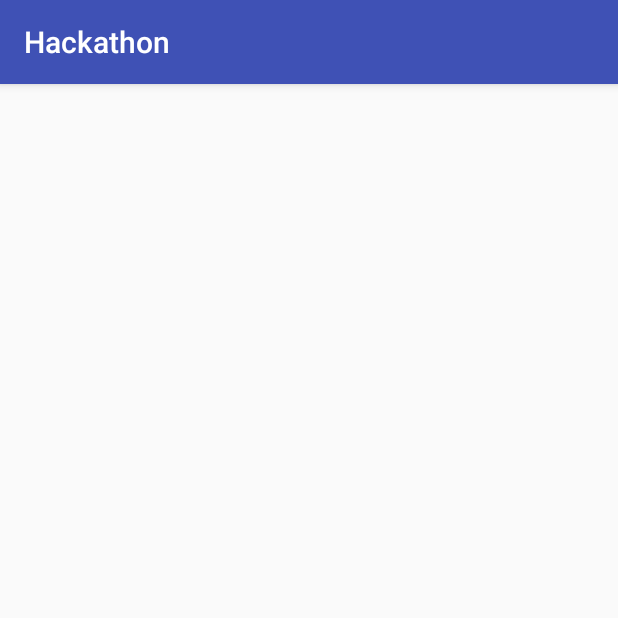
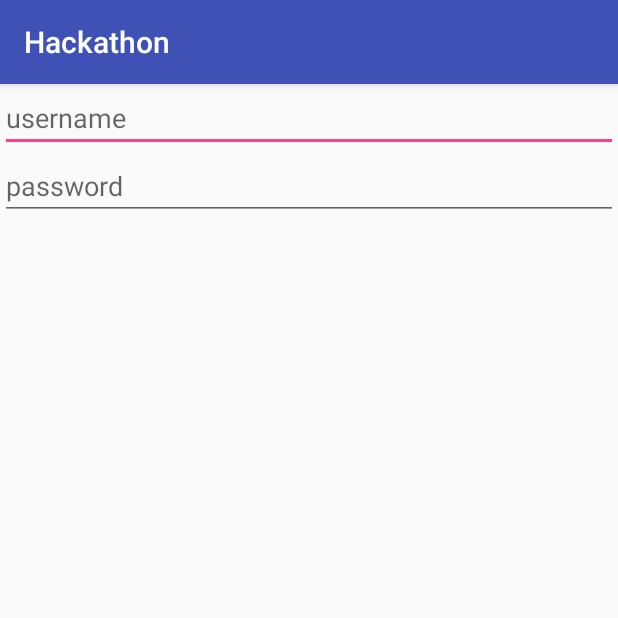
Before and after one commit to thenracker/hackathon, an Android app: the screen it shows after launch (LoginActivity), on a phone screen of 412 x 824 dp, the top half of it. Run offline under Robolectric (Android 15) with nearby library versions, the phone set to English and light mode, and no system bars; our stand-ins replace ButterKnife; libraries missing offline, so code that uses them is left out: com.dropbox.core; 1 statement that could not run was skipped.

Commit message:
Develop: Fix pádu - špatný onCreate

```diff
--- a/app/src/main/java/cz/koci/hackathon/shared/BaseActivity.java
+++ b/app/src/main/java/cz/koci/hackathon/shared/BaseActivity.java
@@ -15,8 +15,8 @@ import butterknife.ButterKnife;
 public abstract class BaseActivity extends AppCompatActivity {
 
     @Override
-    public void onCreate(@Nullable Bundle savedInstanceState, @Nullable PersistableBundle persistentState) {
-        super.onCreate(savedInstanceState, persistentState);
+    protected void onCreate(@Nullable Bundle savedInstanceState) {
+        super.onCreate(savedInstanceState);
         setContentView(getLayoutResId());
         ButterKnife.bind(this);
     }
--- a/app/src/main/res/layout/activity_main.xml
+++ b/app/src/main/res/layout/activity_main.xml
@@ -9,6 +9,6 @@
     <FrameLayout
         android:id="@+id/container"
         android:layout_width="match_parent"
-        android:layout_height="match_parent"></FrameLayout>
+        android:layout_height="match_parent" />
 
 </FrameLayout>
```
